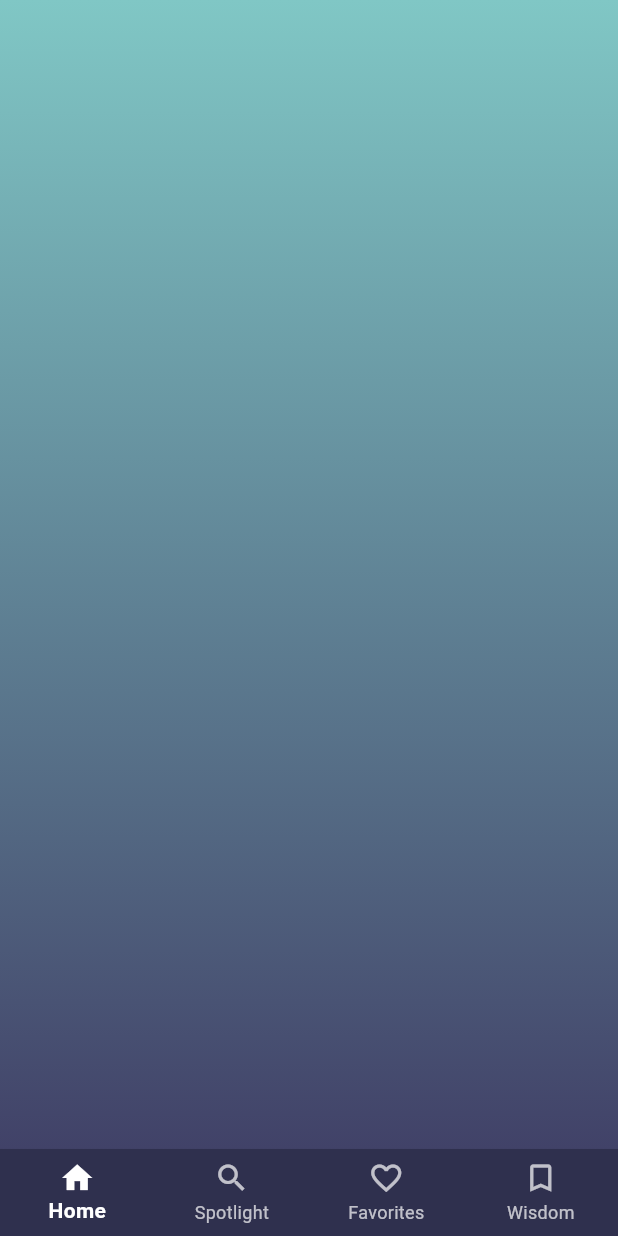
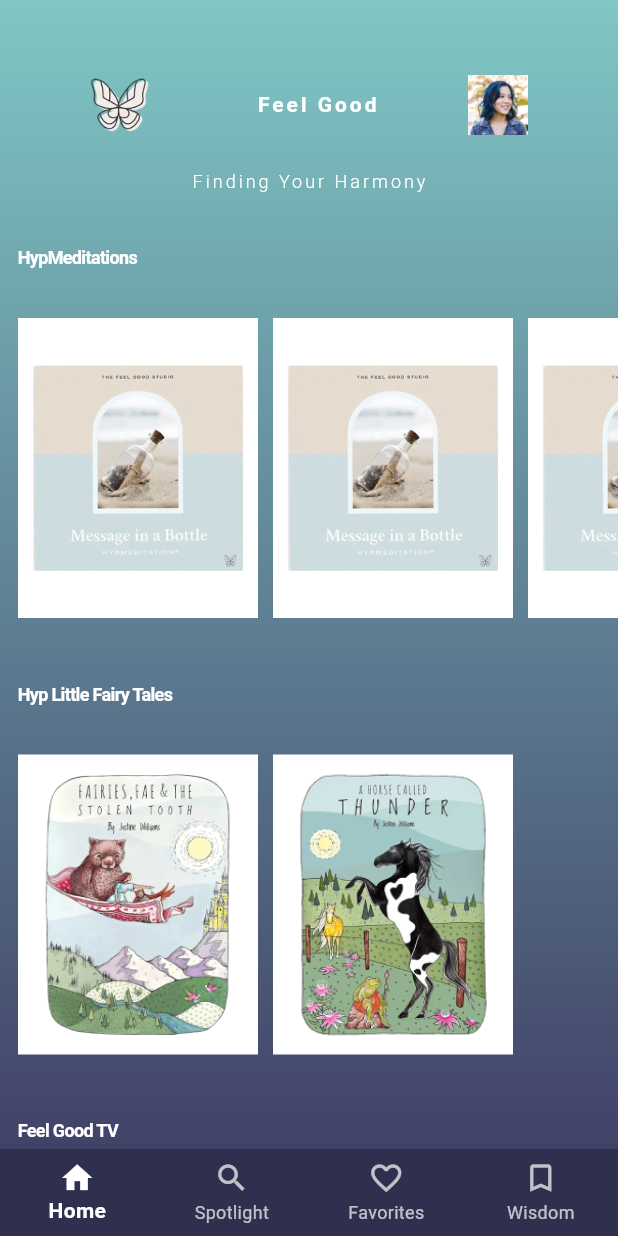
Before and after one commit to mKikumori/capstoneTest, a Flutter app: the HomePage screen opened by its route, on a phone screen of 412 x 824 dp. Run offline on Flutter 3.47's test engine with Material 3 defaults, Android fonts, the light colour scheme and no system bars; our stand-ins replace go_router.

Commit message:
new file:   flutter_capstone2/assets/images/capstoneAudioPic.png 	new file:   flutter_capstone2/assets/images/capstoneFairyTallePic1.png 	new file:   flutter_capstone2/assets/images/capstoneFairyTallePic2.png 	new file:   flutter_capstone2/assets/images/capstonePodcastPic.png 	new file:   flutter_capstone2/assets/images/profilePic.png 	modified:   flutter_capstone2/lib/main.dart 	new file:   flutter_capstone2/lib/view/common/home_scroller.dart 	modified:   flutter_capstone2/lib/view/core/home_view.dart 	modified:   flutter_capstone2/lib/view/launch/start_page.dart 	modified:   flutter_capstone2/pubspec.yaml

```diff
--- a/flutter_capstone2/lib/main.dart
+++ b/flutter_capstone2/lib/main.dart
@@ -65,11 +65,14 @@ CustomTransitionPage<void> _customFadeTransition(
   return CustomTransitionPage<void>(
     key: state.pageKey,
     child: child,
-    transitionDuration: const Duration(milliseconds: 200),
+    transitionDuration: const Duration(milliseconds: 300),
     transitionsBuilder: (BuildContext context, Animation<double> animation,
         Animation<double> secondaryAnimation, Widget child) {
       return FadeTransition(
-        opacity: animation,
+        opacity: CurvedAnimation(
+          parent: animation,
+          curve: Curves.easeInOut,
+        ),
         child: child,
       );
     },
--- /dev/null
+++ b/flutter_capstone2/lib/view/common/home_scroller.dart
@@ -0,0 +1,77 @@
+import 'package:flutter/material.dart';
+import 'package:go_router/go_router.dart';
+// https://docs.flutter.dev/cookbook/lists/horizontal-list
+
+// Reusable text style function
+TextStyle _textStyle({
+  Color color = Colors.white,
+  double fontSize = 17,
+  FontWeight fontWeight = FontWeight.w400,
+  double height = 0.08,
+  double letterSpacing = -0.43,
+}) {
+  return TextStyle(
+    color: color,
+    fontSize: fontSize,
+    fontWeight: fontWeight,
+    height: height,
+    letterSpacing: letterSpacing,
+  );
+}
+
+class HomeScroller extends StatelessWidget {
+  final String title;
+  final List<String> imagePaths;
+
+  const HomeScroller(
+      {super.key, required this.title, required this.imagePaths});
+
+  void _onItemTap(BuildContext context, int index) {
+    context.go('/content/$title/$index');
+  }
+
+  @override
+  Widget build(BuildContext context) {
+    return Padding(
+        padding: EdgeInsets.only(left: 12.0),
+        child: Column(
+          crossAxisAlignment: CrossAxisAlignment.start,
+          children: [
+            Text(title,
+                style: _textStyle(
+                    fontWeight: FontWeight.bold,
+                    fontSize: 12,
+                    color: Colors.white)),
+            SizedBox(height: 20),
+            Container(
+              margin: const EdgeInsets.symmetric(vertical: 20),
+              height: 200,
+              child: ListView.builder(
+                scrollDirection: Axis.horizontal,
+                itemCount: imagePaths.length,
+                itemBuilder: (context, index) {
+                  return GestureDetector(
+                    onTap: () => _onItemTap(context, index),
+                    child: Padding(
+                      padding: EdgeInsets.only(right: 10),
+                      child: Stack(
+                        children: <Widget>[
+                          Container(width: 160, color: Colors.white),
+                          Padding(
+                            padding: EdgeInsets.all(10),
+                            child: Image(
+                                width: 140,
+                                height: 180,
+                                image: AssetImage(imagePaths[index])),
+                          )
+                        ],
+                      ),
+                    ),
+                  );
+                },
+              ),
+            )
+          ],
+        ));
+  }
+}
--- a/flutter_capstone2/lib/view/core/home_view.dart
+++ b/flutter_capstone2/lib/view/core/home_view.dart
@@ -1,8 +1,26 @@
 import 'package:flutter/material.dart';
 import 'package:flutter_capstone2/view/common/background_color.dart';
 import 'package:flutter_capstone2/view/common/bottom_navigation.dart';
+import 'package:flutter_capstone2/view/common/home_scroller.dart';
 import 'package:flutter_capstone2/viewmodel/home_viewmodel.dart';
 import 'package:provider/provider.dart';
+
+// Reusable text style function
+TextStyle _textStyle({
+  Color color = Colors.white,
+  double fontSize = 17,
+  FontWeight fontWeight = FontWeight.w400,
+  double height = 0.08,
+  double letterSpacing = -0.43,
+}) {
+  return TextStyle(
+    color: color,
+    fontSize: fontSize,
+    fontWeight: fontWeight,
+    height: height,
+    letterSpacing: letterSpacing,
+  );
+}
 
 class HomePage extends StatelessWidget {
   const HomePage({super.key});
@@ -23,7 +41,74 @@ class HomePage extends StatelessWidget {
               );
             }),
             body: Stack(
-              children: [BackgroundColor(), Center()],
+              children: [
+                BackgroundColor(),
+                SingleChildScrollView(
+                  child: Column(
+                    mainAxisSize: MainAxisSize.min,
+                    children: [
+                      SizedBox(height: 50),
+                      Row(
+                        mainAxisAlignment: MainAxisAlignment.spaceEvenly,
+                        children: [
+                          Image(
+                              image: AssetImage(
+                                  'assets/images/capstoneAppIcon.png'),
+                              width: 40),
+                          Text(
+                            "  Feel Good",
+                            style: _textStyle(
+                                fontSize: 14,
+                                letterSpacing: 2,
+                                fontWeight: FontWeight.bold,
+                                color: Colors.white),
+                          ),
+                          Image(
+                              image: AssetImage('assets/images/profilePic.png'),
+                              width: 40)
+                        ],
+                      ),
+                      SizedBox(height: 30),
+                      Text(
+                        "Finding Your Harmony",
+                        style: _textStyle(
+                            fontSize: 12,
+                            letterSpacing: 2,
+                            fontWeight: FontWeight.w300,
+                            color: Colors.white),
+                      ),
+                      SizedBox(height: 50),
+                      HomeScroller(title: "HypMeditations", imagePaths: [
+                        'assets/images/capstoneAudioPic.png',
+                        'assets/images/capstoneAudioPic.png',
+                        'assets/images/capstoneAudioPic.png',
+                        'assets/images/capstoneAudioPic.png',
+                        'assets/images/capstoneAudioPic.png'
+                      ]),
+                      SizedBox(height: 30),
+                      HomeScroller(
+                          title: "Hyp Little Fairy Tales",
+                          imagePaths: [
+                            'assets/images/capstoneFairyTallePic1.png',
+                            'assets/images/capstoneFairyTallePic2.png',
+                          ]),
+                      SizedBox(height: 30),
+                      HomeScroller(title: "Feel Good TV", imagePaths: [
+                        'assets/images/capstoneAudioPic.png',
+                        'assets/images/capstoneAudioPic.png',
+                        'assets/images/capstoneAudioPic.png',
+                      ]),
+                      SizedBox(height: 30),
+                      HomeScroller(title: "Feel Good Podcast", imagePaths: [
+                        'assets/images/capstonePodcastPic.png',
+                        'assets/images/capstonePodcastPic.png',
+                        'assets/images/capstonePodcastPic.png',
+                        'assets/images/capstonePodcastPic.png',
+                      ]),
+                    ],
+                  ),
+                ),
+              ],
             )));
   }
 }
--- a/flutter_capstone2/lib/view/launch/start_page.dart
+++ b/flutter_capstone2/lib/view/launch/start_page.dart
@@ -2,9 +2,6 @@ import 'package:flutter/material.dart';
 import 'package:flutter_capstone2/view/common/background_color.dart';
 import 'package:flutter_capstone2/view/common/custom_buttons.dart';
 import 'package:go_router/go_router.dart';
-
-class StartPage extends StatelessWidget {
-  const StartPage({super.key});
 
 // Reusable text style function
 TextStyle _textStyle({
@@ -21,6 +18,42 @@ class StartPage extends StatelessWidget {
     height: height,
     letterSpacing: letterSpacing,
   );
+}
+
+class StartPage extends StatefulWidget {
+  const StartPage({super.key});
+
+  @override
+  _StartPageState createState() => _StartPageState();
+}
+
+class _StartPageState extends State<StartPage> {
+  double _imageOpacity = 0.0;
+  double _textOpacity = 0.0;
+  double _buttonOpacity = 0.0;
+
+  @override
+  void initState() {
+    super.initState();
+    _startAnimations();
+  }
+
+  void _startAnimations() {
+    Future.delayed(const Duration(seconds: 1), () {
+      setState(() {
+        _imageOpacity = 1.0;
+      });
+    });
+    Future.delayed(const Duration(seconds: 2), () {
+      setState(() {
+        _textOpacity = 1.0;
+      });
+    });
+    Future.delayed(const Duration(seconds: 4), () {
+      setState(() {
+        _buttonOpacity = 1.0;
+      });
+    });
   }
 
   @override
@@ -41,27 +74,43 @@ class StartPage extends StatelessWidget {
                     bottom: 24.0,
                   ),
                 ),
-              Image(
+                AnimatedOpacity(
+                  opacity: _imageOpacity,
+                  duration: const Duration(milliseconds: 500),
+                  child: Image(
                     image: AssetImage('assets/images/capstoneAppIcon.png'),
-                  width: 120),
+                    width: 120,
+                  ),
+                ),
                 SizedBox(height: 30),
-              Text(
+                AnimatedOpacity(
+                  opacity: _textOpacity,
+                  duration: const Duration(milliseconds: 500),
+                  child: Text(
                     "Feel Good Here",
                     style: _textStyle(
                       fontSize: 21,
                       letterSpacing: 4,
                       fontWeight: FontWeight.bold,
-                    color: Colors.white),
+                      color: Colors.white,
+                    ),
+                  ),
                 ),
                 SizedBox(height: 120),
-              CustomButton(
+                AnimatedOpacity(
+                  opacity: _buttonOpacity,
+                  duration: const Duration(milliseconds: 500),
+                  child: CustomButton(
                     text: "Continue",
                     onPressed: () => context.go('/signup'),
-                  width: 300)
+                    width: 300,
+                  ),
+                ),
               ],
             ),
           ),
         ],
-    ));
+      ),
+    );
   }
 }
--- a/flutter_capstone2/pubspec.yaml
+++ b/flutter_capstone2/pubspec.yaml
@@ -24,3 +24,8 @@ flutter:
 
   assets:
     -  assets/images/capstoneAppIcon.png
+    -  assets/images/profilePic.png
+    -  assets/images/capstoneAudioPic.png
+    -  assets/images/capstonePodcastPic.png
+    -  assets/images/capstoneFairyTallePic1.png
+    -  assets/images/capstoneFairyTallePic2.png
```
Also changed, not shown: flutter_capstone2/assets/images/capstoneAudioPic.png (added), flutter_capstone2/assets/images/capstoneFairyTallePic1.png (added), flutter_capstone2/assets/images/capstoneFairyTallePic2.png (added), flutter_capstone2/assets/images/capstonePodcastPic.png (added), flutter_capstone2/assets/images/profilePic.png (added). Lines whose indentation alone changed are shown as unchanged.
